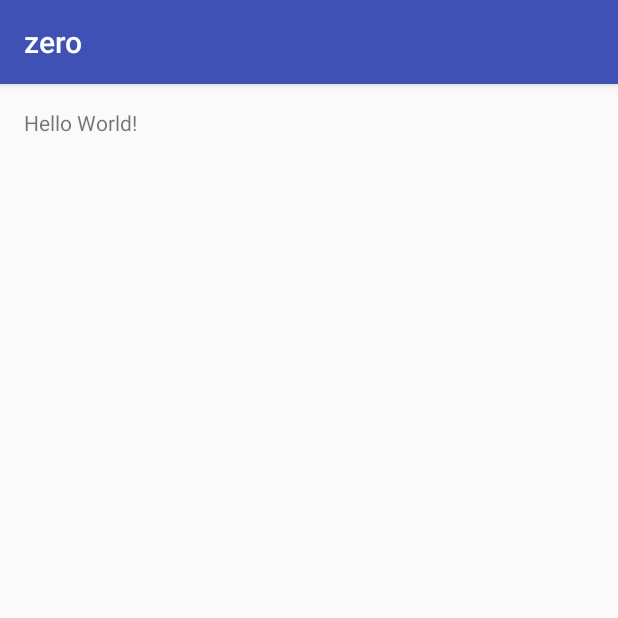
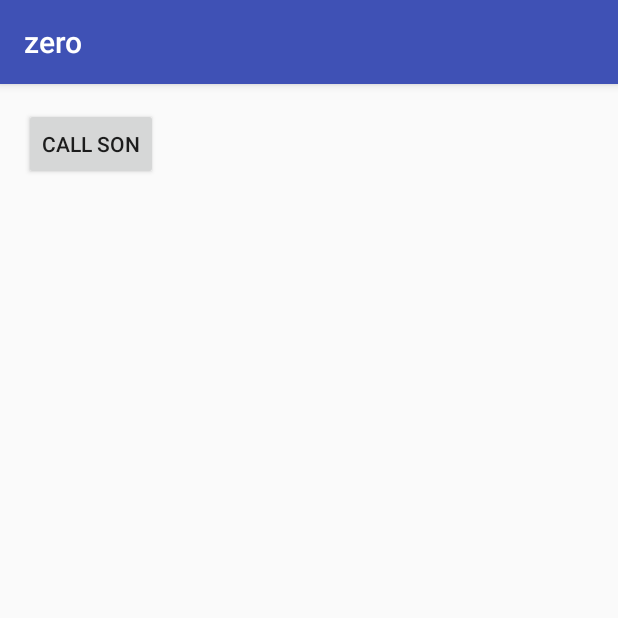
Before and after one commit to nullog/zero, an Android app: the screen it shows after launch (MainActivity), on a phone screen of 412 x 824 dp, the top half of it. Run offline under Robolectric (Android 15) with nearby library versions, the phone set to English and light mode, and no system bars.

Commit message:
call son

```diff
--- a/app/src/main/AndroidManifest.xml
+++ b/app/src/main/AndroidManifest.xml
@@ -17,4 +17,6 @@
         </activity>
     </application>
 
+    <uses-permission android:name="android.permission.CALL_PHONE"/>
+
 </manifest>
--- a/app/src/main/res/layout/activity_main.xml
+++ b/app/src/main/res/layout/activity_main.xml
@@ -10,8 +10,9 @@
     android:paddingTop="@dimen/activity_vertical_margin"
     tools:context="ll.sf.zero.MainActivity">
 
-    <TextView
+    <Button
+        android:id="@+id/call"
+        android:text="Call Son"
         android:layout_width="wrap_content"
-        android:layout_height="wrap_content"
-        android:text="Hello World!"/>
+        android:layout_height="wrap_content"/>
 </RelativeLayout>
```
Also changed, not shown: app/src/main/java/ll/sf/zero/MainActivity.java (+51 -1 lines).
